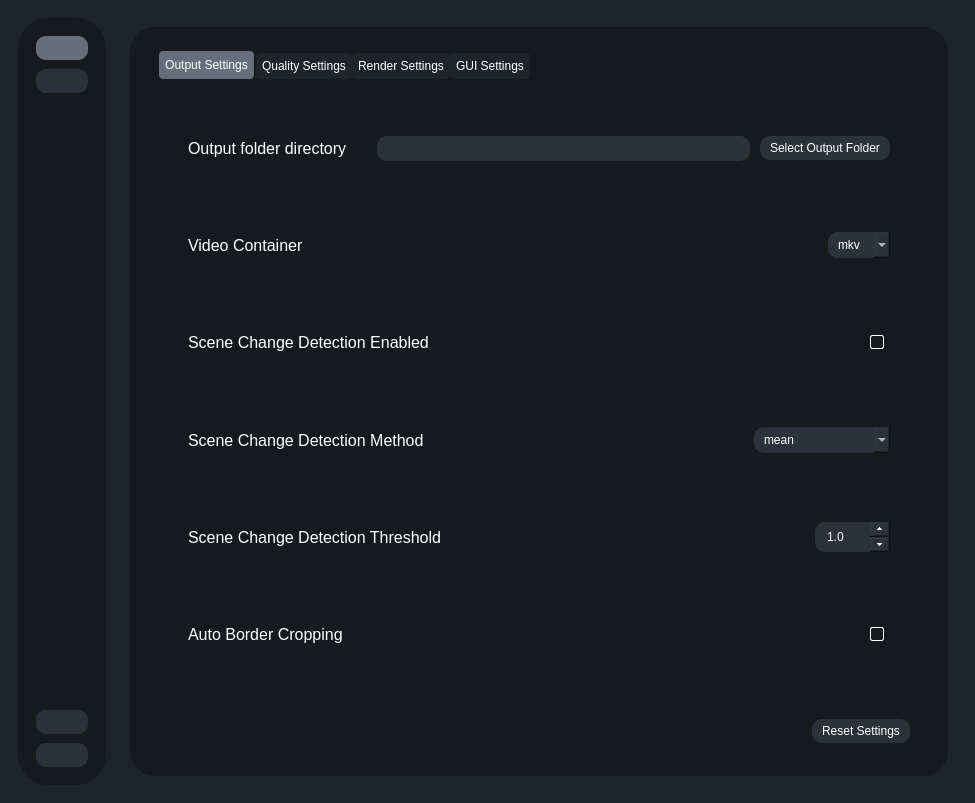
Before: the Qt Designer form testRVEInterface.ui in gokulmc/enhance_crop, drawn with Qt 5.
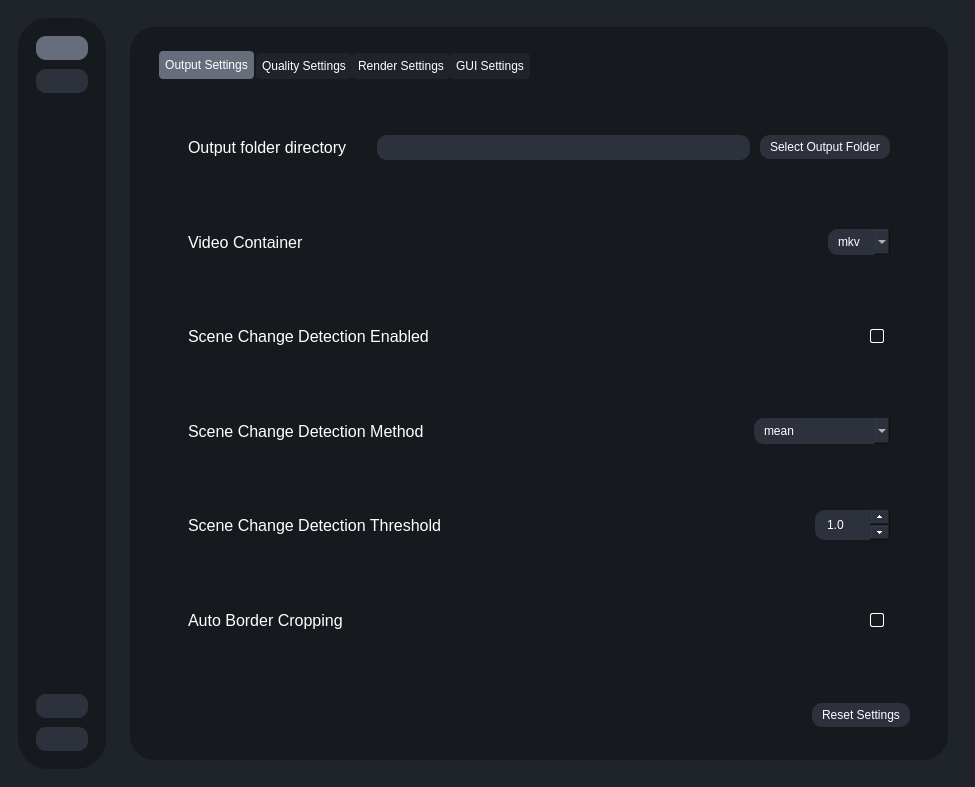
After: the same form once the commit is applied. Icons and pictures are not drawn.

What changed in the file:
```diff
--- a/testRVEInterface.ui
+++ b/testRVEInterface.ui
@@ -6,8 +6,8 @@
    <rect>
     <x>0</x>
     <y>0</y>
-    <width>974</width>
-    <height>803</height>
+    <width>0</width>
+    <height>0</height>
    </rect>
   </property>
   <property name="sizePolicy">
```
Left out of the diff: 181 changed lines with no effect on the pictures.
